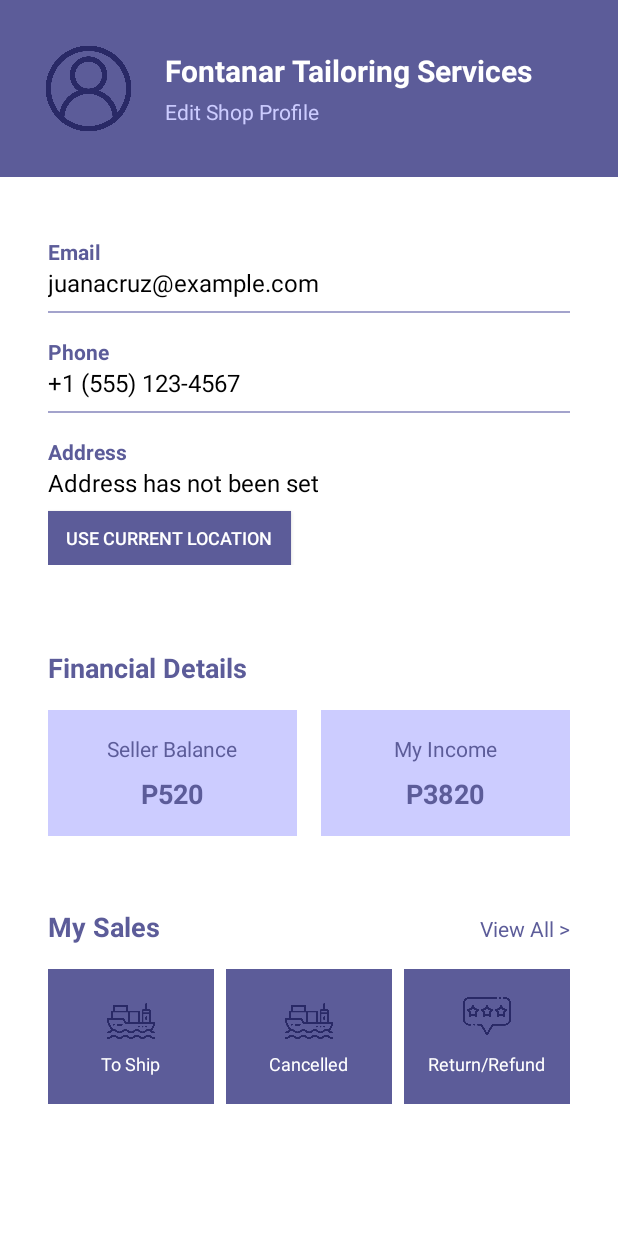
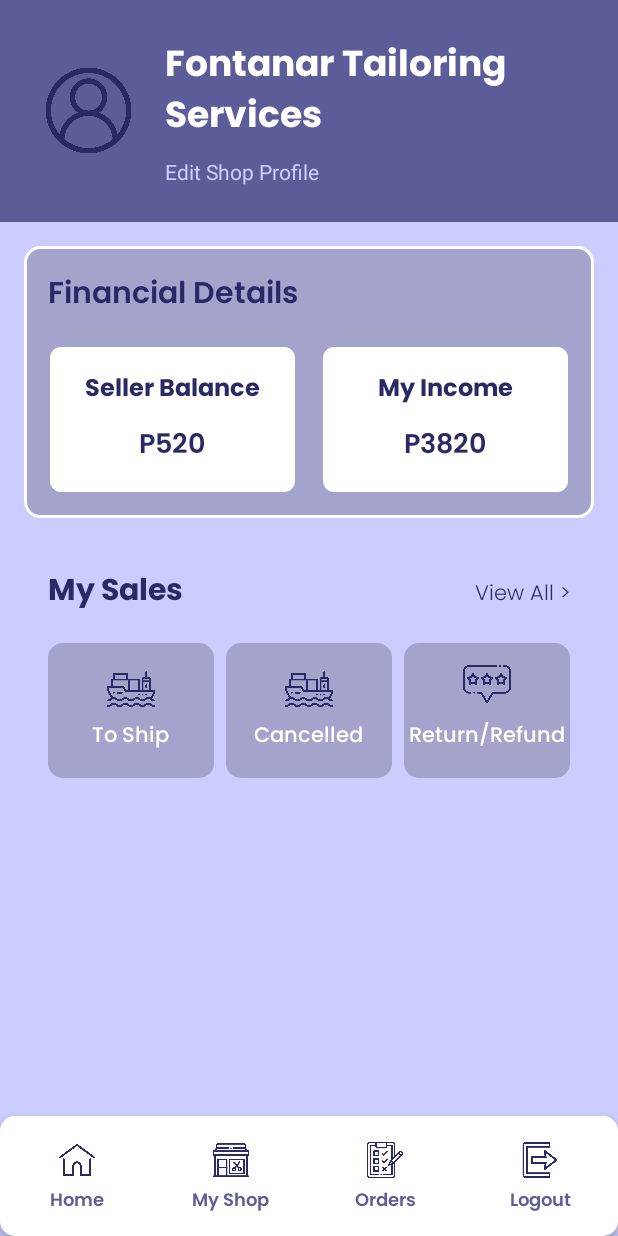
Before and after one commit to sherwinfontanar/Fitcraft, an Android app: the TailorProfileActivity screen opened directly, with no data from a screen before it, on a phone screen of 412 x 824 dp. Run offline under Robolectric (Android 15) with nearby library versions, the phone set to English and light mode, and no system bars; network calls fail.

Commit message:
tailor dashboard, profile, upload product

```diff
--- a/app/src/main/java/com/example/fitcraft/TailorProfileActivity.kt
+++ b/app/src/main/java/com/example/fitcraft/TailorProfileActivity.kt
@@ -1,9 +1,12 @@
 package com.example.fitcraft
 
 import android.app.Activity
+import android.app.AlertDialog
 import android.content.Intent
 import android.os.Bundle
+import android.view.LayoutInflater
 import android.widget.Button
+import android.widget.LinearLayout
 import android.widget.TextView
 import androidx.activity.enableEdgeToEdge
 import androidx.appcompat.app.AppCompatActivity
@@ -16,20 +19,48 @@ class TailorProfileActivity : Activity() {
 
         setContentView(R.layout.activity_tailor_profile)
 
-        val useLocationButton = findViewById<Button>(R.id.btn_use_current_location)
-        useLocationButton.setOnClickListener {
-            val intent = Intent(this, MapActivity::class.java)
+        val prefs = getSharedPreferences("AppPrefs", MODE_PRIVATE)
 
-            intent.putExtra("ADDRESS_TYPE", "TAILOR_ADDRESS")
+        setupNavigation()
+
+    }
+    private fun setupNavigation() {
+        findViewById<LinearLayout>(R.id.homebutton).setOnClickListener {
+            startActivity(Intent(this, TailorDashboardActivity::class.java))
+        }
+
+        findViewById<LinearLayout>(R.id.myshopbutton).setOnClickListener {
+            startActivity(Intent(this, TailorProfileActivity::class.java))
+        }
+
+        findViewById<LinearLayout>(R.id.ordersbutton).setOnClickListener {
+            startActivity(Intent(this, TailorProfileActivity::class.java))
+        }
+
+        findViewById<LinearLayout>(R.id.logoutbutton).setOnClickListener {
+            showLogoutDialog()
+        }
+    }
+
+    private fun showLogoutDialog() {
+        val dialogView = LayoutInflater.from(this).inflate(R.layout.activity_logout_dialog, null)
+        val dialog = AlertDialog.Builder(this)
+            .setView(dialogView)
+            .setCancelable(false)
+            .create()
+
+        dialog.window?.setBackgroundDrawableResource(android.R.color.transparent)
+        dialog.show()
+
+        dialogView.findViewById<Button>(R.id.btn_cancel).setOnClickListener {
+            dialog.dismiss()
+        }
+
+        dialogView.findViewById<Button>(R.id.btn_confirm_logout).setOnClickListener {
+            dialog.dismiss()
+            val intent = Intent(this, LoginActivity::class.java)
+            intent.flags = Intent.FLAG_ACTIVITY_NEW_TASK or Intent.FLAG_ACTIVITY_CLEAR_TASK
             startActivity(intent)
         }
-
-        val prefs = getSharedPreferences("AppPrefs", MODE_PRIVATE)
-
-        val savedAddress = prefs.getString("saved_tailor_address", "Address has not been set")
-
-        val tvAddress = findViewById<TextView>(R.id.tv_address)
-        tvAddress.text = savedAddress
-
     }
 }
--- a/app/src/main/java/com/example/fitcraft/utils/Utility.kt
+++ b/app/src/main/java/com/example/fitcraft/utils/Utility.kt
@@ -5,9 +5,9 @@ import android.content.SharedPreferences
 
 object Utility {
     // Base URL of your API
-    //const val apiUrl = "http://10.0.2.2:5000" // Change to your actual API URL
+    const val apiUrl = "http://10.0.2.2:5000" // Change to your actual API URL
      // const val apiUrl = "http://192.168.1.29:5000"
-     const val apiUrl = "http://192.168.254.141:5000"
+     // const val apiUrl = "http://192.168.254.141:5000"
     //const val apiUrl = "http://172.20.10.2:5000"
     // For storing token in memory temporarily
     private var _token: String? = null
--- a/app/src/main/res/layout/activity_product_details.xml
+++ b/app/src/main/res/layout/activity_product_details.xml
@@ -258,7 +258,7 @@
             android:layout_marginEnd="8dp"
             android:text="Add to Cart"
             android:textAllCaps="false"
-            android:backgroundTint="@color/two"
+            android:background="@drawable/rounded"
             android:textColor="@color/white"
             android:fontFamily="@font/poppins_semibold"/>
         <Button
@@ -268,7 +268,7 @@
             android:layout_weight="1"
             android:text="Buy Now"
             android:textAllCaps="false"
-            android:backgroundTint="#E01021"
+            android:background="@drawable/edit_button_background"
             android:textColor="@color/white"
             android:fontFamily="@font/poppins_semibold"/>
     </LinearLayout>
--- a/app/src/main/res/layout/activity_profile.xml
+++ b/app/src/main/res/layout/activity_profile.xml
@@ -85,7 +85,6 @@
             <com.google.android.material.card.MaterialCardView
                 android:layout_width="match_parent"
                 android:layout_height="wrap_content"
-                android:layout_marginTop="16dp"
                 app:cardElevation="2dp"
                 app:cardCornerRadius="12dp">
 
@@ -94,7 +93,7 @@
                     android:layout_width="match_parent"
                     android:layout_height="wrap_content"
                     android:orientation="vertical"
-                    android:padding="16dp">
+                    android:padding="15dp">
 
                     <LinearLayout
                         android:layout_width="match_parent"
@@ -117,6 +116,7 @@
                             android:layout_height="wrap_content"
                             android:text="View History"
                             android:textColor="@color/one"
+                            android:fontFamily="@font/poppins_light"
                             android:textSize="14sp"
                             style="@style/Widget.MaterialComponents.Button.TextButton" />
                     </LinearLayout>
--- a/app/src/main/res/layout/activity_tailor_profile.xml
+++ b/app/src/main/res/layout/activity_tailor_profile.xml
@@ -4,7 +4,7 @@
     xmlns:tools="http://schemas.android.com/tools"
     android:layout_width="match_parent"
     android:layout_height="match_parent"
-    android:background="@color/white">
+    android:background="@color/four">
 
     <!-- Header with Profile Info -->
     <LinearLayout
@@ -42,16 +42,17 @@
                     android:layout_height="wrap_content"
                     android:text="Fontanar Tailoring Services"
                     android:textColor="@color/white"
-                    android:textSize="20sp"
-                    android:textStyle="bold" />
+                    android:textSize="24sp"
+                    android:fontFamily="@font/poppins_bold" />
 
                 <TextView
                     android:layout_width="wrap_content"
                     android:layout_height="wrap_content"
                     android:text="Edit Shop Profile"
                     android:textColor="@color/four"
+                    android:fontFamily="@font/poppins"
                     android:textSize="14sp"
-                    android:layout_marginTop="4dp" />
+                    android:layout_marginTop="5dp" />
             </LinearLayout>
         </LinearLayout>
     </LinearLayout>
@@ -60,135 +61,33 @@
     <ScrollView
         android:layout_width="match_parent"
         android:layout_height="0dp"
+        android:layout_marginBottom="80dp"
+        android:background="@color/four"
         app:layout_constraintTop_toBottomOf="@id/header_layout"
         app:layout_constraintBottom_toBottomOf="parent">
 
         <LinearLayout
             android:layout_width="match_parent"
             android:layout_height="wrap_content"
+            android:background="@color/four"
             android:orientation="vertical"
             android:padding="16dp">
-
-            <!-- Contact Information Section -->
-            <LinearLayout
-                android:layout_width="match_parent"
-                android:layout_height="wrap_content"
-                android:orientation="vertical"
-                android:background="@color/white"
-                android:padding="16dp">
-
-                <!-- Email -->
-                <LinearLayout
-                    android:layout_width="match_parent"
-                    android:layout_height="wrap_content"
-                    android:orientation="vertical"
-                    android:paddingVertical="8dp">
-
-                    <TextView
-                        android:layout_width="wrap_content"
-                        android:layout_height="wrap_content"
-                        android:text="Email"
-                        android:textColor="@color/two"
-                        android:textSize="14sp"
-                        android:textStyle="bold" />
-
-                    <TextView
-                        android:id="@+id/tv_email"
-                        android:layout_width="match_parent"
-                        android:layout_height="wrap_content"
-                        android:text="juanacruz@example.com"
-                        android:textColor="@color/black"
-                        android:textSize="16sp" />
-
-                    <View
-                        android:layout_width="match_parent"
-                        android:layout_height="1dp"
-                        android:layout_marginTop="8dp"
-                        android:background="@color/three" />
-                </LinearLayout>
-
-                <!-- Phone -->
-                <LinearLayout
-                    android:layout_width="match_parent"
-                    android:layout_height="wrap_content"
-                    android:orientation="vertical"
-                    android:paddingVertical="8dp">
-
-                    <TextView
-                        android:layout_width="wrap_content"
-                        android:layout_height="wrap_content"
-                        android:text="Phone"
-                        android:textColor="@color/two"
-                        android:textSize="14sp"
-                        android:textStyle="bold" />
-
-                    <TextView
-                        android:id="@+id/tv_phone"
-                        android:layout_width="match_parent"
-                        android:layout_height="wrap_content"
-                        android:text="+1 (555) 123-4567"
-                        android:textColor="@color/black"
-                        android:textSize="16sp" />
-
-                    <View
-                        android:layout_width="match_parent"
-                        android:layout_height="1dp"
-                        android:layout_marginTop="8dp"
-                        android:background="@color/three" />
-                </LinearLayout>
-
-                <!-- Address -->
-                <LinearLayout
-                    android:layout_width="match_parent"
-                    android:layout_height="wrap_content"
-                    android:orientation="vertical"
-                    android:paddingVertical="8dp">
-
-                    <TextView
-                        android:layout_width="wrap_content"
-                        android:layout_height="wrap_content"
-                        android:text="Address"
-                        android:textColor="@color/two"
-                        android:textSize="14sp"
-                        android:textStyle="bold" />
-
-                    <TextView
-                        android:id="@+id/tv_address"
-                        android:layout_width="match_parent"
-                        android:layout_height="wrap_content"
-                        android:text="Address has not been set"
-                        android:textColor="@color/black"
-                        android:textSize="16sp" />
-
-                    <Button
-                        android:id="@+id/btn_use_current_location"
-                        android:layout_width="wrap_content"
-                        android:layout_height="36dp"
-                        android:text="Use Current Location"
-                        android:textColor="@color/white"
-                        android:textSize="12sp"
-                        android:layout_marginTop="8dp"
-                        android:background="@color/two"
-                        android:paddingHorizontal="12dp" />
-                </LinearLayout>
-            </LinearLayout>
 
             <!-- Financial Details Section -->
             <LinearLayout
                 android:layout_width="match_parent"
                 android:layout_height="wrap_content"
                 android:orientation="vertical"
-                android:background="@color/white"
-                android:layout_marginTop="16dp"
+                android:background="@drawable/threeborder"
                 android:padding="16dp">
 
                 <TextView
                     android:layout_width="wrap_content"
                     android:layout_height="wrap_content"
                     android:text="Financial Details"
-                    android:textColor="@color/two"
-                    android:textSize="18sp"
-                    android:textStyle="bold"
+                    android:textColor="@color/one"
+                    android:textSize="20sp"
+                    android:fontFamily="@font/poppins_semibold"
                     android:layout_marginBottom="16dp" />
 
                 <LinearLayout
@@ -203,24 +102,25 @@
                         android:layout_weight="1"
                         android:orientation="vertical"
                         android:gravity="center"
-                        android:background="@color/four"
+                        android:background="@drawable/edit_text_background"
                         android:padding="16dp">
 
                         <TextView
                             android:layout_width="wrap_content"
                             android:layout_height="wrap_content"
                             android:text="Seller Balance"
-                            android:textColor="@color/two"
-                            android:textSize="14sp" />
+                            android:textColor="@color/one"
+                            android:fontFamily="@font/poppins_bold"
+                            android:textSize="16sp" />
 
                         <TextView
                             android:id="@+id/tv_seller_balance"
                             android:layout_width="wrap_content"
                             android:layout_height="wrap_content"
                             android:text="P520"
-                            android:textColor="@color/two"
+                            android:textColor="@color/one"
                             android:textSize="18sp"
-                            android:textStyle="bold"
+                            android:fontFamily="@font/poppins_semibold"
                             android:layout_marginTop="8dp" />
                     </LinearLayout>
 
@@ -235,24 +135,25 @@
                         android:layout_weight="1"
                         android:orientation="vertical"
                         android:gravity="center"
-                        android:background="@color/four"
+                        android:background="@drawable/edit_text_background"
                         android:padding="16dp">
 
                         <TextView
                             android:layout_width="wrap_content"
                             android:layout_height="wrap_content"
                             android:text="My Income"
-                            android:textColor="@color/two"
-                            android:textSize="14sp" />
+                            android:textColor="@color/one"
+                            android:fontFamily="@font/poppins_bold"
+                            android:textSize="16sp" />
 
                         <TextView
                             android:id="@+id/tv_my_income"
                             android:layout_width="wrap_content"
                             android:layout_height="wrap_content"
                             android:text="P3820"
-                            android:textColor="@color/two"
+                            android:textColor="@color/one"
                             android:textSize="18sp"
-                            android:textStyle="bold"
+                            android:fontFamily="@font/poppins_semibold"
                             android:layout_marginTop="8dp" />
                     </LinearLayout>
                 </LinearLayout>
@@ -263,7 +164,7 @@
                 android:layout_width="match_parent"
                 android:layout_height="wrap_content"
                 android:orientation="vertical"
-                android:background="@color/white"
+                android:background="@color/four"
                 android:layout_marginTop="16dp"
                 android:padding="16dp">
 
@@ -277,15 +178,16 @@
                         android:layout_height="wrap_content"
                         android:layout_weight="1"
                         android:text="My Sales"
-                        android:textColor="@color/two"
-                        android:textSize="18sp"
-                        android:textStyle="bold" />
+                        android:textColor="@color/one"
+                        android:textSize="20sp"
+                        android:fontFamily="@font/poppins_bold" />
 
                     <TextView
                         android:layout_width="wrap_content"
                         android:layout_height="wrap_content"
                         android:text="View All >"
-                        android:textColor="@color/two"
+                        android:textColor="@color/one"
+                        android:fontFamily="@font/poppins_light"
                         android:textSize="14sp" />
                 </LinearLayout>
 
@@ -303,7 +205,7 @@
                         android:layout_weight="1"
                         android:orientation="vertical"
                         android:gravity="center"
-                        android:background="@color/two">
+                        android:background="@drawable/rounded">
 
                         <ImageView
                             android:layout_width="32dp"
@@ -316,7 +218,8 @@
                             android:layout_height="wrap_content"
                             android:text="To Ship"
                             android:textColor="@color/white"
-                            android:textSize="12sp"
+                            android:fontFamily="@font/poppins_medium"
+                            android:textSize="14sp"
                             android:layout_marginTop="4dp" />
                     </LinearLayout>
 
@@ -331,7 +234,7 @@
                         android:layout_weight="1"
                         android:orientation="vertical"
                         android:gravity="center"
-                        android:background="@color/two">
+                        android:background="@drawable/rounded">
 
                         <ImageView
                             android:layout_width="32dp"
@@ -344,7 +247,8 @@
                             android:layout_height="wrap_content"
                             android:text="Cancelled"
                             android:textColor="@color/white"
-                            android:textSize="12sp"
+                            android:fontFamily="@font/poppins_medium"
+                            android:textSize="14sp"
                             android:layout_marginTop="4dp" />
                     </LinearLayout>
 
@@ -359,7 +263,7 @@
                         android:layout_weight="1"
                         android:orientation="vertical"
                         android:gravity="center"
-                        android:background="@color/two">
+                        android:background="@drawable/rounded">
 
                         <ImageView
                             android:layout_width="32dp"
@@ -372,11 +276,124 @@
                             android:layout_height="wrap_content"
                             android:text="Return/Refund"
                             android:textColor="@color/white"
-                            android:textSize="12sp"
+                            android:fontFamily="@font/poppins_medium"
+                            android:textSize="14sp"
                             android:layout_marginTop="4dp" />
                     </LinearLayout>
                 </LinearLayout>
             </LinearLayout>
         </LinearLayout>
     </ScrollView>
+    <LinearLayout
+        android:id="@+id/bottom_navigation"
+        android:layout_width="match_parent"
+        android:layout_height="80dp"
+        android:layout_alignParentBottom="true"
+        android:background="@drawable/rounded_dashboard"
+        android:orientation="horizontal"
+        android:elevation="8dp"
+        android:gravity="center"
+        app:layout_constraintBottom_toBottomOf="parent">
+
+        <LinearLayout
+            android:id="@+id/homebutton"
+            android:layout_width="0dp"
+            android:layout_height="match_parent"
+            android:layout_weight="1"
+            android:gravity="center"
+            android:orientation="vertical">
+
+            <ImageView
+                android:id="@+id/home"
+                android:clickable="true"
+                android:layout_width="24dp"
+                android:layout_height="24dp"
+                android:src="@drawable/home"
+                android:layout_marginVertical="5dp"
+                app:tint="#FFFFFF" />
+
+            <TextView
+                android:layout_width="wrap_content"
+                android:layout_height="wrap_content"
+                android:text="Home"
+                android:textColor="@color/two"
+                android:fontFamily="@font/poppins_semibold"
+                android:textSize="12sp" />
+        </LinearLayout>
+
+        <LinearLayout
+            android:id="@+id/myshopbutton"
+            android:layout_width="0dp"
+            android:layout_height="match_parent"
+            android:layout_weight="1"
+            android:gravity="center"
+            android:orientation="vertical">
+
+            <ImageView
+                android:layout_width="24dp"
+                android:layout_height="24dp"
+                android:layout_marginVertical="5dp"
+                android:src="@drawable/shop"
+                app:tint="#808080" />
+
+            <TextView
+                android:layout_width="wrap_content"
+                android:layout_height="wrap_content"
+                android:fontFamily="@font/poppins_semibold"
+                android:text="My Shop"
+                android:textColor="@color/two"
+                android:textSize="12sp" />
+        </LinearLayout>
+
+        <LinearLayout
+            android:id="@+id/ordersbutton"
+            android:layout_width="0dp"
+            android:layout_height="match_parent"
+            android:layout_weight="1"
+            android:gravity="center"
+            android:orientation="vertical">
+
+            <ImageView
+                android:layout_width="24dp"
+                android:layout_height="24dp"
+                android:src="@drawable/orders"
+                android:layout_marginVertical="5dp"
+                app:tint="#808080" />
+
+            <TextView
+                android:layout_width="wrap_content"
+                android:layout_height="wrap_content"
+                android:text="Orders"
+                android:fontFamily="@font/poppins_semibold"
+                android:textColor="@color/two"
+                android:textSize="12sp" />
+        </LinearLayout>
+
+        <LinearLayout
+            android:id="@+id/logoutbutton"
+            android:layout_width="0dp"
+            android:layout_height="match_parent"
+            android:layout_weight="1"
+            android:gravity="center"
+            android:orientation="vertical">
+
+            <ImageView
+                android:id="@+id/logout"
+                android:layout_width="24dp"
+                android:layout_height="24dp"
+                android:clickable="true"
+                android:focusable="true"
+                android:src="@drawable/logout"
+                android:layout_marginVertical="5dp"
+                app:tint="#808080" />
+
+            <TextView
+                android:layout_width="wrap_content"
+                android:layout_height="wrap_content"
+                android:text="Logout"
+                android:textColor="@color/two"
+                android:fontFamily="@font/poppins_semibold"
+                android:textSize="12sp" />
+        </LinearLayout>
+    </LinearLayout>
 </androidx.constraintlayout.widget.ConstraintLayout>
```
Also changed, not shown: app/src/main/java/com/example/fitcraft/ProductUploadActivity.kt (+7 -5 lines), app/src/main/java/com/example/fitcraft/TailorDashboardActivity.kt (+23 -3 lines), app/src/main/res/layout/activity_product_upload.xml (+58 -24 lines), app/src/main/res/values/strings.xml (+11 -0 lines).
